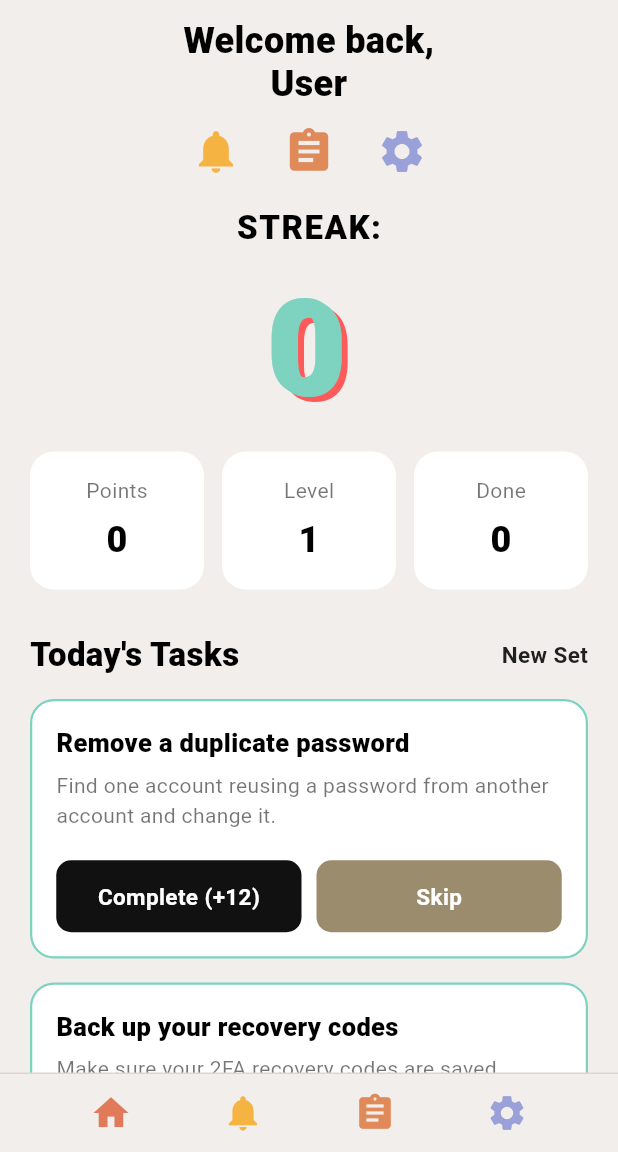
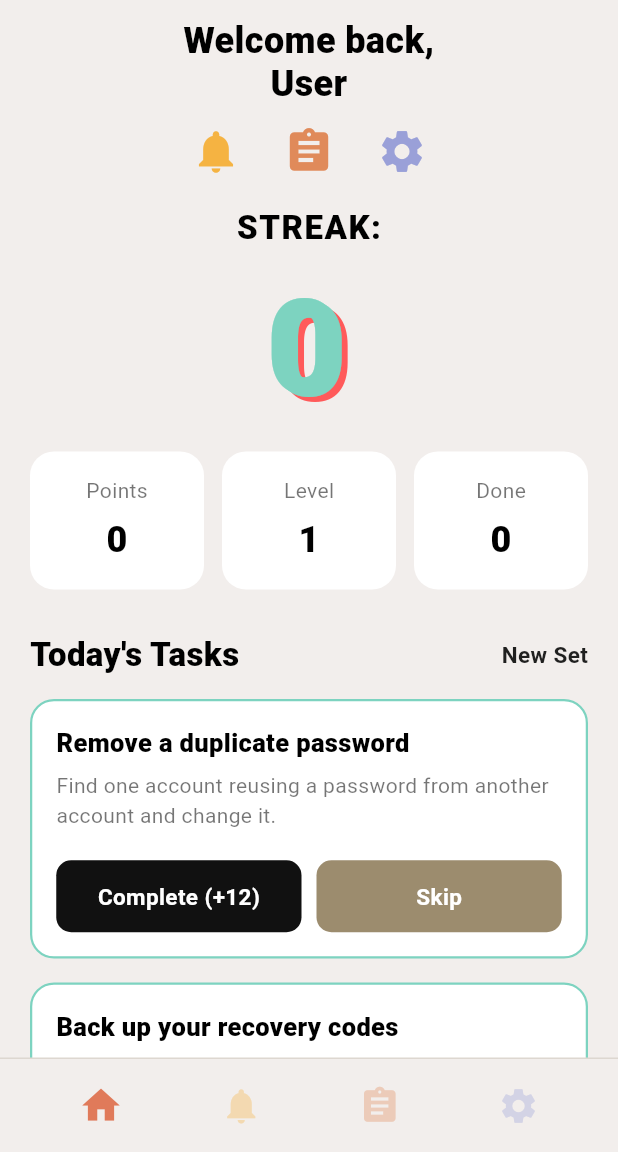
Before and after one commit to jamesv491/SecuRoutine, a Flutter app: the screen it shows once a user with an empty profile is signed in, on a phone screen of 412 x 824 dp, the part 84-1236 px from its top. Run offline on Flutter 3.47's test engine with Material 3 defaults, Android fonts, the phone set to English and light mode, and no system bars; our stand-ins replace cloud_firestore, firebase_auth, firebase_core; accounts and stored records are empty.

Commit message:
Add functional bottom navigation bar with 4 tabs
- Add main_shell.dart: new root widget using IndexedStack to hold Home/Notifications/Tasks/Settings tabs and own the single shared bottom nav bar with working onTap handlers
- Update dashboard_screen.dart: remove bottomNavigationBar/_bottomNav() since MainShell now owns nav; no changes to streak/task logic
- Add notifications_screen.dart: placeholder tab UI (no logic yet)
- Add tasks_screen.dart: placeholder tab UI for task history (no logic yet)
- Add settings_screen.dart: placeholder tab UI, moved Log Out button here
- Update main.dart: AuthGate now returns MainShell() instead of DashboardScreen() directly

```diff
--- a/frontend/flutter_app/lib/main.dart
+++ b/frontend/flutter_app/lib/main.dart
@@ -3,7 +3,7 @@ import 'package:firebase_core/firebase_core.dart';
 import 'package:firebase_auth/firebase_auth.dart';
 import 'firebase_options.dart';
 import 'screens/login_screen.dart';
-import 'screens/dashboard_screen.dart';
+import 'screens/main_shell.dart';
 
 void main() async {
   WidgetsFlutterBinding.ensureInitialized();
@@ -51,7 +51,7 @@ class AuthGate extends StatelessWidget {
           return const LoginScreen();
         }
 
-        return const DashboardScreen();
+        return const MainShell();
       },
     );
   }
--- a/frontend/flutter_app/lib/screens/dashboard_screen.dart
+++ b/frontend/flutter_app/lib/screens/dashboard_screen.dart
@@ -128,7 +128,10 @@ class _DashboardScreenState extends State<DashboardScreen> {
           ),
         ),
       ),
-      bottomNavigationBar: _bottomNav(),
+      // NOTE: bottomNavigationBar removed from here — MainShell now owns
+      // the nav bar and swaps tabs via IndexedStack. Keeping a second
+      // nav bar here would duplicate it when DashboardScreen is nested
+      // inside MainShell.
     );
   }
 
@@ -361,24 +364,4 @@ class _DashboardScreenState extends State<DashboardScreen> {
       ),
     );
   }
-
-  // ---------- BOTTOM NAV ----------
-  Widget _bottomNav() {
-    return Container(
-      decoration: const BoxDecoration(
-        color: bg,
-        border: Border(top: BorderSide(color: Color(0xFFDDD7D0))),
-      ),
-      padding: const EdgeInsets.symmetric(vertical: 12),
-      child: Row(
-        mainAxisAlignment: MainAxisAlignment.spaceEvenly,
-        children: const [
-          Icon(Icons.home, color: Color(0xFFE07A5A), size: 28),
-          Icon(Icons.notifications, color: Color(0xFFF5B342), size: 28),
-          Icon(Icons.assignment, color: Color(0xFFE08A5A), size: 28),
-          Icon(Icons.settings, color: Color(0xFF9AA0D8), size: 28),
-        ],
-      ),
-    );
-  }
 }
--- /dev/null
+++ b/frontend/flutter_app/lib/screens/main_shell.dart
@@ -0,0 +1,81 @@
+import 'package:flutter/material.dart';
+import 'dashboard_screen.dart';
+import 'notifications_screen.dart';
+import 'tasks_screen.dart';
+import 'settings_screen.dart';
+
+// Owns the bottom navigation bar and keeps each tab's state alive via
+// IndexedStack (so switching tabs doesn't rebuild DashboardScreen and
+// re-trigger _loadProfile every time). DashboardScreen itself no
+// longer renders its own bottomNavigationBar — this widget is the
+// single source of truth for tab switching.
+class MainShell extends StatefulWidget {
+  const MainShell({super.key});
+
+  @override
+  State<MainShell> createState() => _MainShellState();
+}
+
+class _MainShellState extends State<MainShell> {
+  int _currentIndex = 0;
+
+  static const Color bg = Color(0xFFF2EEEC);
+
+  final List<Widget> _tabs = const [
+    DashboardScreen(),
+    NotificationsScreen(),
+    TasksScreen(),
+    SettingsScreen(),
+  ];
+
+  void _onTabTap(int index) {
+    setState(() => _currentIndex = index);
+  }
+
+  @override
+  Widget build(BuildContext context) {
+    return Scaffold(
+      backgroundColor: bg,
+      body: IndexedStack(
+        index: _currentIndex,
+        children: _tabs,
+      ),
+      bottomNavigationBar: _bottomNav(),
+    );
+  }
+
+  Widget _bottomNav() {
+    final items = [
+      (_currentIndex == 0, Icons.home, const Color(0xFFE07A5A)),
+      (_currentIndex == 1, Icons.notifications, const Color(0xFFF5B342)),
+      (_currentIndex == 2, Icons.assignment, const Color(0xFFE08A5A)),
+      (_currentIndex == 3, Icons.settings, const Color(0xFF9AA0D8)),
+    ];
+
+    return Container(
+      decoration: const BoxDecoration(
+        color: bg,
+        border: Border(top: BorderSide(color: Color(0xFFDDD7D0))),
+      ),
+      padding: const EdgeInsets.symmetric(vertical: 12),
+      child: Row(
+        mainAxisAlignment: MainAxisAlignment.spaceEvenly,
+        children: List.generate(items.length, (index) {
+          final (isSelected, icon, color) = items[index];
+          return GestureDetector(
+            onTap: () => _onTabTap(index),
+            behavior: HitTestBehavior.opaque,
+            child: Padding(
+              padding: const EdgeInsets.symmetric(horizontal: 12, vertical: 4),
+              child: Icon(
+                icon,
+                color: isSelected ? color : color.withOpacity(0.35),
+                size: isSelected ? 30 : 28,
+              ),
+            ),
+          );
+        }),
+      ),
+    );
+  }
+}
```
Also changed, not shown: frontend/flutter_app/lib/screens/notifications_screen.dart (added, +41 -0 lines), frontend/flutter_app/lib/screens/settings_screen.dart (added, +60 -0 lines), frontend/flutter_app/lib/screens/tasks_screen.dart (added, +40 -0 lines).
